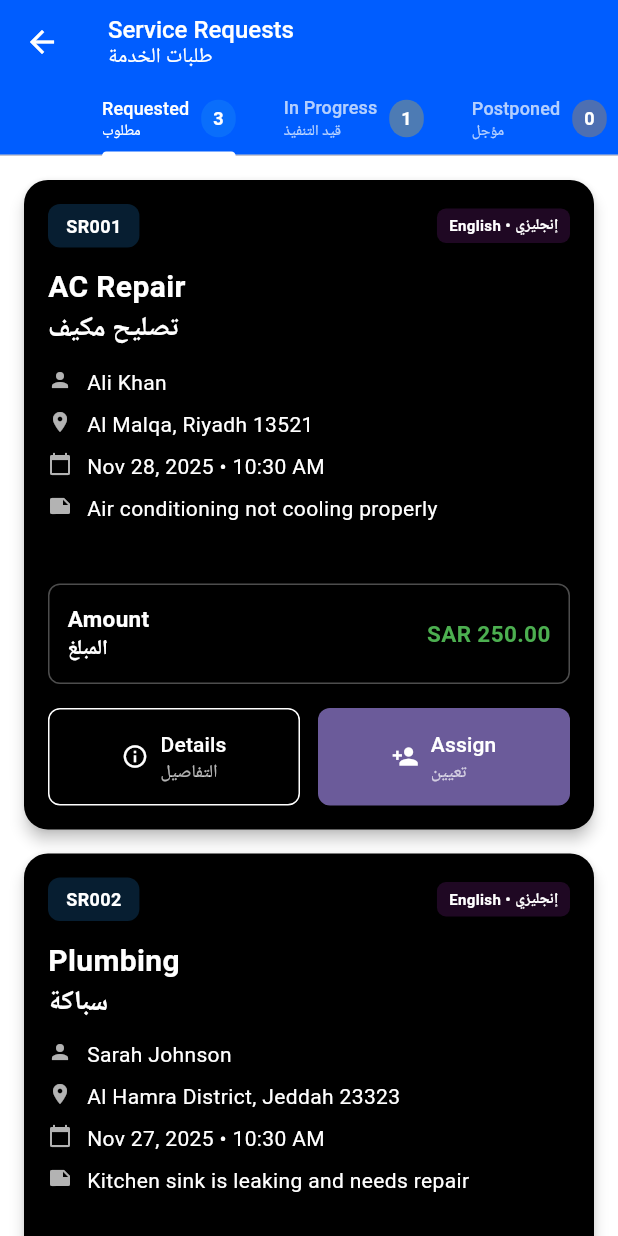
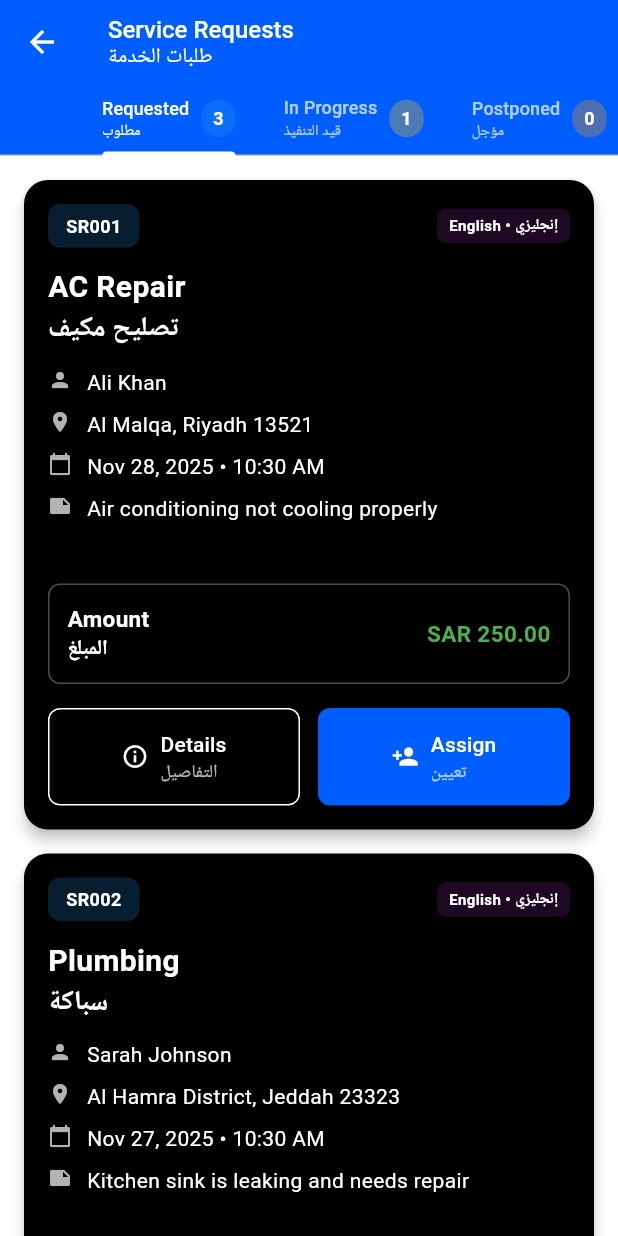
Before and after one commit to WaseeqSiddiqui/HANDYMAN_Admin_And_Worker_App, a Flutter app: the ServiceRequestsScreen screen opened directly, on a phone screen of 412 x 824 dp. Run offline on Flutter 3.47's test engine with Material 3 defaults, Android fonts, the phone set to English and light mode, and no system bars; our stand-ins replace open_filex, pdf.

```diff
--- a/lib/admin/service_requests_screen.dart
+++ b/lib/admin/service_requests_screen.dart
@@ -404,7 +404,7 @@ class _AdminServiceRequestsScreenState extends State<ServiceRequestsScreen>
                       ),
                     ),
                     style: ElevatedButton.styleFrom(
-                      backgroundColor: isAssigned ? Colors.grey[600] : const Color(0xFF6B5B9A),
+                      backgroundColor: isAssigned ? Colors.grey[600] : const Color(0xFF005DFF),
                       foregroundColor: Colors.white,
                       padding: const EdgeInsets.symmetric(vertical: 14),
                       shape: RoundedRectangleBorder(borderRadius: BorderRadius.circular(8)),
@@ -1199,7 +1199,7 @@ class _AdminServiceRequestsScreenState extends State<ServiceRequestsScreen>
         builder: (context, setState) => AlertDialog(
           title: Row(
             children: [
-              const Icon(Icons.person_add, color: Color(0xFF6B5B9A)),
+              const Icon(Icons.person_add, color: Color(0xFF005DFF)),
               const SizedBox(width: 8),
               BilingualText(
                 english: AdminTranslations.split(AdminTranslations.assignWorker)[0],
```
